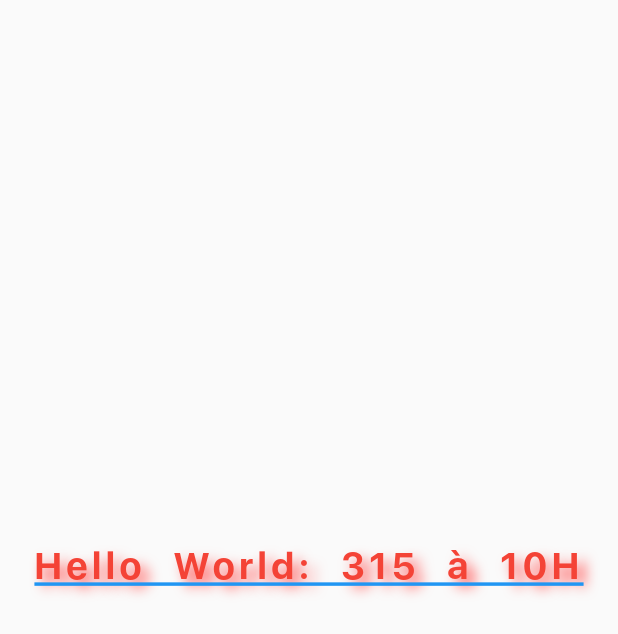
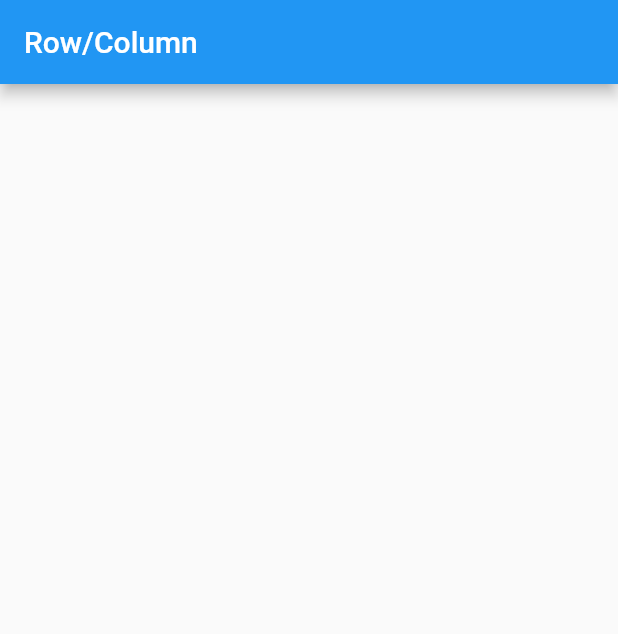
Before and after one commit to NdekoCode/Learn-Flutter, a Flutter app: the screen it shows after launch, on a phone screen of 412 x 824 dp. Shown: the top 634 px of the screen. Run offline on Flutter 3.47's test engine with Material 2 defaults, Android fonts, the phone set to English and light mode, and no system bars; project files that could hold a hidden picture were left out.

```diff
--- a/lib/homePage.dart
+++ b/lib/homePage.dart
@@ -1,30 +1,22 @@
 import 'package:flutter/material.dart';
 
-class HomePage extends StatelessWidget {
+class HomePage extends StatefulWidget {
+  @override
+  _HomePageState createState() => _HomePageState();
+}
+
+class _HomePageState extends State<HomePage> {
+  var _value = 1;
+  void _incrementer() {
+    setState(() {
+      _value++;
+    });
+  }
+
   @override
   Widget build(BuildContext context) {
-    var nbrVues = 315;
-    var date = DateTime.now();
     return Scaffold(
-        body: Center(
-            child: Container(
-                height: 100,
-                child: Text("Hello World: $nbrVues à ${date.hour}H",
-                    style: TextStyle(
-                        fontFamily: 'SF UI Display',
-                        decoration: TextDecoration.underline,
-                        decorationColor: Colors.blue,
-                        fontWeight: FontWeight.bold,
-                        fontSize: 25,
-                        color: Colors.red,
-                        letterSpacing: 3,
-                        wordSpacing: 10,
-                        shadows: [
-                          Shadow(
-                              color: Colors.redAccent,
-                              offset: Offset(5.0, 5.0),
-                              blurRadius: 10.0)
-                        ]),
-                    textAlign: TextAlign.center))));
+      appBar: AppBar(title: Text("Row/Column")),
+    );
   }
 }
```
Also changed, not shown: 1 other file.
